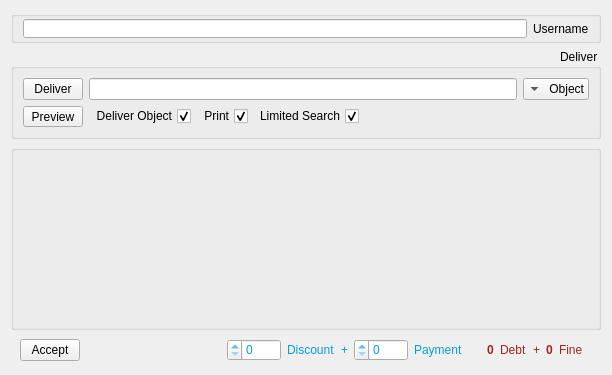
Before: the Qt Designer form Client/reghaabat/formoperator.ui in nournia/ketabkhaane, drawn with Qt 5.
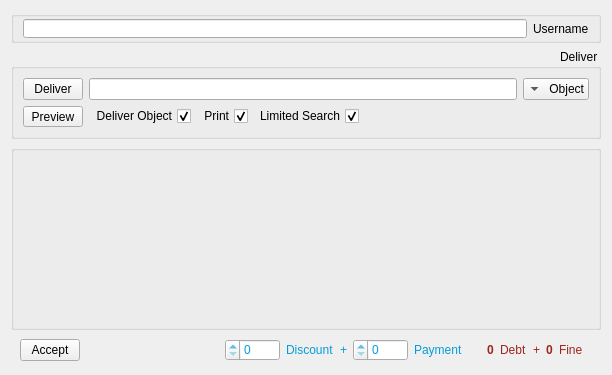
After: the same form once the commit is applied. Icons and pictures are not drawn. Custom widgets are drawn as their Qt base class.

```diff
--- a/Client/reghaabat/formoperator.ui
+++ b/Client/reghaabat/formoperator.ui
@@ -322,7 +322,7 @@
              <widget class="QSpinBox" name="sPayment">
               <property name="minimumSize">
                <size>
-                <width>54</width>
+                <width>55</width>
                 <height>0</height>
                </size>
               </property>
@@ -352,7 +352,7 @@
              <widget class="QSpinBox" name="sDiscount">
               <property name="minimumSize">
                <size>
-                <width>54</width>
+                <width>55</width>
                 <height>0</height>
                </size>
               </property>
```
